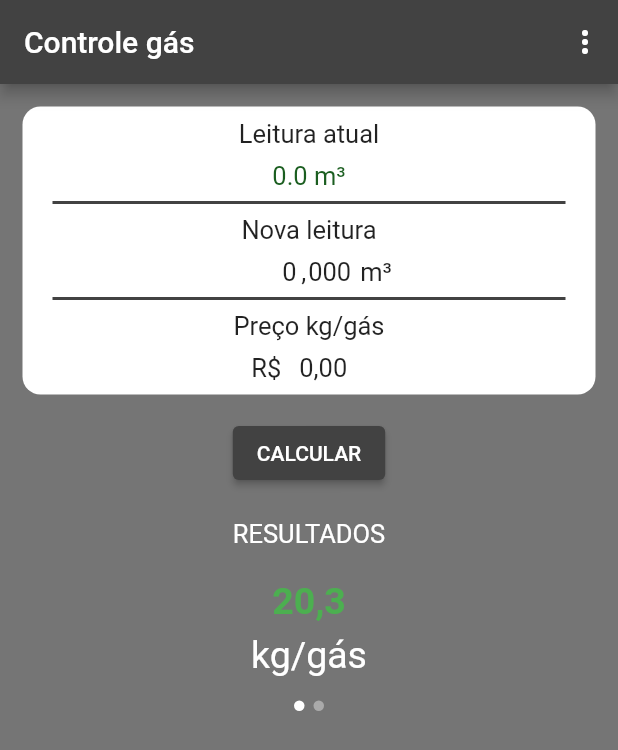
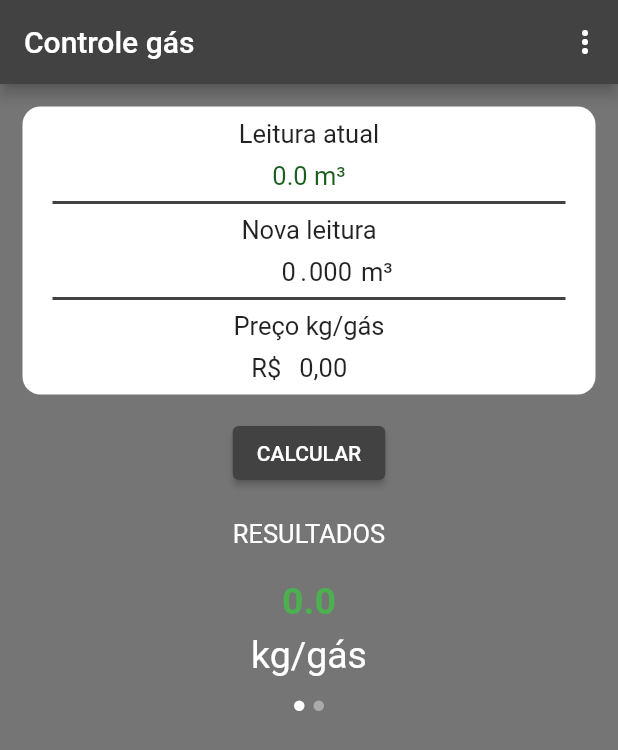
Before and after one commit to mtbossa/gas-control, a Flutter app: the screen it shows after launch, after a tap on "CALCULAR", on a phone screen of 412 x 824 dp. Shown: the top 750 px of the screen. Run offline on Flutter 3.47's test engine with Material 2 defaults, Android fonts, the phone set to English and light mode, and no system bars; our stand-ins replace flutter_masked_text.

Commit message:
Added dynamic values

```diff
--- a/lib/app/components/home_view/input_gas_new_value.dart
+++ b/lib/app/components/home_view/input_gas_new_value.dart
@@ -39,7 +39,7 @@ class InputGasValue extends StatelessWidget {
           ),
         ),
         Text(
-          ",",
+          ".",
           style: TextStyle(
             fontSize: 17,
           ),
--- a/lib/app/components/home_view/page_view_result.dart
+++ b/lib/app/components/home_view/page_view_result.dart
@@ -34,14 +34,7 @@ class PageViewResult extends StatelessWidget {
                   SizedBox(
                     height: 5,
                   ),
-                  Text(
-                    "20,3", // TODO quantidade gasta
-                    style: TextStyle(
-                      fontSize: 25,
-                      color: Colors.green,
-                      fontWeight: FontWeight.bold,
-                    ),
-                  ),
+                  checkKg(),
                   Padding(
                     padding: const EdgeInsets.only(top: 7.0),
                     child: Text(
@@ -58,14 +51,7 @@ class PageViewResult extends StatelessWidget {
             Container(
               child: Column(
                 children: [
-                  Text(
-                    "130,00", // TODO valor gasto
-                    style: TextStyle(
-                      fontSize: 25,
-                      color: Colors.green,
-                      fontWeight: FontWeight.bold,
-                    ),
-                  ),
+                  checkMoney(),
                   Padding(
                     padding: const EdgeInsets.only(top: 10.0),
                     child: Text(
@@ -84,4 +70,48 @@ class PageViewResult extends StatelessWidget {
       ),
     );
   }
+
+  Text checkKg() {
+    if (gas.gasKgValue == 0.0 || gas.gasKgValue == null) {
+      return Text(
+        "0.0",
+        style: TextStyle(
+          fontSize: 25,
+          color: Colors.green,
+          fontWeight: FontWeight.bold,
+        ),
+      );
+    } else {
+      return Text(
+        "${gas.gasKgValue.toStringAsFixed(3)}",
+        style: TextStyle(
+          fontSize: 25,
+          color: Colors.green,
+          fontWeight: FontWeight.bold,
+        ),
+      );
+    }
+  }
+
+  Text checkMoney() {
+    if (gas.gasMoneyValue == 0.0 || gas.gasKgValue == null) {
+      return Text(
+        "0.0",
+        style: TextStyle(
+          fontSize: 25,
+          color: Colors.green,
+          fontWeight: FontWeight.bold,
+        ),
+      );
+    } else {
+      return Text(
+        "${gas.gasMoneyValue.toStringAsFixed(2)}",
+        style: TextStyle(
+          fontSize: 25,
+          color: Colors.green,
+          fontWeight: FontWeight.bold,
+        ),
+      );
+    }
+  }
 }
--- a/lib/app/models/gas_model.dart
+++ b/lib/app/models/gas_model.dart
@@ -10,34 +10,34 @@ class Gas {
    * even after calculating, so the person can reset to last
    * value
    */
-  final double atualGasValue;
+  double atualGasValue;
     /*
    * This will be the input value.
    */
-  final double newGasValue;
+  double newGasValue;
   /*
    * This value will be the same as newGasValue after
    * pressing the "CALCULAR" button, as it will become
    * the atualGasValue.
    *
    */
-  final double newAtualGasValue;
+  double newAtualGasValue;
     /*
    * The price that the person pays for each
    * kg of gas.
    * Ex.: R$ 6,92
    *
    */
-  final double gasPrice;
+  double gasPrice;
   /*
    * This is the value from:
    * (newGasValue - atualGasValue) * conversionValueCubicMetersToKg
    */
-  final double gasKgValue;
+  double gasKgValue;
   /*
    * The amount of money spent on gas
    */
-  final double gasMoneyValue;
+  double gasMoneyValue;
 
   Gas({
     this.atualGasValue,
--- a/lib/app/views/home_view.dart
+++ b/lib/app/views/home_view.dart
@@ -14,6 +14,13 @@ class HomeView extends StatefulWidget {
 
 class _HomeViewState extends State<HomeView> {
   int _currentIndex; // Current index of result view
+
+  // The first controller
+  TextEditingController newFirstIntValueTextController =
+      TextEditingController(text: "0");
+  // The first decimal controller
+  TextEditingController newFirstDecimalValueTextController =
+      TextEditingController(text: "000");
   TextEditingController newIntValueTextController =
       TextEditingController(text: "0");
   TextEditingController newDecimalValueTextController =
@@ -22,6 +29,8 @@ class _HomeViewState extends State<HomeView> {
       MoneyMaskedTextController();
 
   Gas gas = Gas();
+
+  double newAtualGasValue;
 
   @override
   void initState() {
@@ -79,8 +88,13 @@ class _HomeViewState extends State<HomeView> {
                         ),
                         ElevatedButton(
                           onPressed: () {
+                            setState(() {
+                              calculate();
+                            });
                             print(
-                                "${newIntValueTextController.text}"); // Calcular e mostrar
+                                "newIntValueTextController.text: ${newIntValueTextController.text}");
+                            print(
+                                "gas.newAtualGasValue: ${gas.newAtualGasValue}"); // Calcular e mostrar
                           },
                           child: Text("CALCULAR"),
                           style: ButtonStyle(
@@ -140,9 +154,9 @@ class _HomeViewState extends State<HomeView> {
               crossAxisAlignment: CrossAxisAlignment.center,
               children: [
                 InputGasValue(
-                    newIntValueTextController: newIntValueTextController,
+                    newIntValueTextController: newFirstIntValueTextController,
                     newDecimalValueTextController:
-                        newDecimalValueTextController),
+                        newFirstDecimalValueTextController),
               ],
             ),
           ),
@@ -152,7 +166,12 @@ class _HomeViewState extends State<HomeView> {
               child: Text("CANCELAR"),
             ),
             ElevatedButton(
-              onPressed: () {},
+              onPressed: () {
+                Navigator.of(context).pop();
+                setState(() {
+                  createFirstValue();
+                });
+              },
               child: Text(
                 "OK",
               ),
@@ -161,6 +180,18 @@ class _HomeViewState extends State<HomeView> {
         );
       },
     );
+  }
+
+  // Function that creates the first input Value
+  void createFirstValue() {
+    String newIntValueText = newFirstIntValueTextController.text;
+    String newDecimalValueText = newFirstDecimalValueTextController.text;
+
+    double newIntDoubleValue = double.tryParse(newIntValueText) ?? 0.0;
+    double newDecimalDoubleValue =
+        ((double.tryParse(newDecimalValueText) ?? 0.0) / 1000);
+    gas.newAtualGasValue = newIntDoubleValue + newDecimalDoubleValue;
+    gas.atualGasValue = gas.newAtualGasValue;
   }
 
   // Revert last added value
@@ -181,6 +212,9 @@ class _HomeViewState extends State<HomeView> {
   void calculate() {
     String newIntValueText = newIntValueTextController.text;
     String newDecimalValueText = newDecimalValueTextController.text;
+    String gasPriceText = gasPriceTextController.text;
+
+    double gasPriceDoubleValue = double.parse(gasPriceText.replaceAll(new RegExp(r'[,.]'), '')) / 100;
 
     /*
      * Transform the text in double
@@ -192,5 +226,20 @@ class _HomeViewState extends State<HomeView> {
      */
     double newDecimalDoubleValue =
         ((double.tryParse(newDecimalValueText) ?? 0.0) / 1000);
+    gas.atualGasValue = gas.newAtualGasValue;
+
+    gas.newAtualGasValue = newIntDoubleValue + newDecimalDoubleValue;
+
+    gas.gasKgValue = (gas.newAtualGasValue - gas.atualGasValue) *
+        gas.conversionValueCubicMetersToKg;
+
+    gas.gasPrice = gasPriceDoubleValue;
+    gas.gasMoneyValue = gas.gasKgValue * gas.gasPrice;
+
+    print("gasPriceText: $gasPriceText");
+    print("gasPriceDoubleValue: $gasPriceDoubleValue");
+    print("gas.gasPrice: ${gas.gasPrice}");
+    print("gas.gasKgValue: ${gas.gasKgValue}");
+    print("gas.gasMoneyValue: ${gas.gasMoneyValue}");
   }
 }
```
